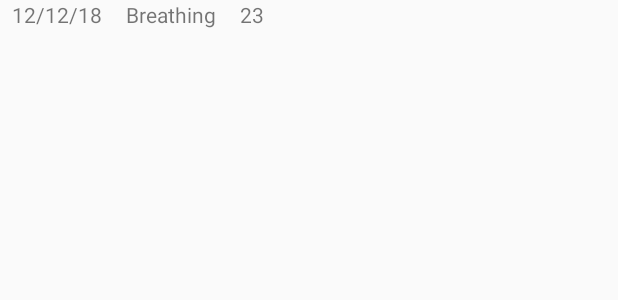
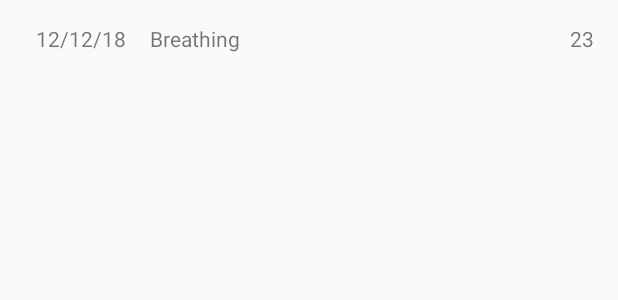
Before and after one commit to babarehner/DHPRS, an Android app: the layout list_item.xml on its own in the app's theme, with its tools: preview values and no code run, on a phone screen of 412 x 824 dp. Shown: the top 300 px of the screen. Run offline under Robolectric (Android 15) with nearby library versions, the phone set to English and light mode, and no system bars.

Commit message:
refactor list_item.xml to use ?android:attr/listPreferredItemHeight as minHeight

```diff
--- a/app/src/main/res/layout/list_item.xml
+++ b/app/src/main/res/layout/list_item.xml
@@ -3,29 +3,33 @@
     xmlns:android="http://schemas.android.com/apk/res/android"
     xmlns:tools="http://schemas.android.com/tools"
     android:layout_width="match_parent"
-    android:layout_height="@dimen/list_item_height"
-    android:orientation="horizontal">
+    android:layout_height="wrap_content"
+    android:minHeight="?android:attr/listPreferredItemHeight"
+    android:orientation="horizontal"
+    android:gravity="center_horizontal"
+    android:padding="16dp">
 
     <TextView
         android:id="@+id/list_item_date"
         android:layout_width="wrap_content"
-        android:layout_height="@dimen/list_item_height"
+        android:layout_height="wrap_content"
         android:paddingLeft="8dp"
         tools:text="12/12/18" />
 
     <TextView
         android:id="@+id/list_item_prac_type"
         android:layout_width="wrap_content"
-        android:layout_height="@dimen/list_item_height"
+        android:layout_height="wrap_content"
         android:paddingLeft="@dimen/activity_horizontal_margin"
+        android:layout_weight="2"
         tools:text="Breathing" />
 
     <TextView
         android:id="@+id/list_item_prac_len"
         android:layout_width="wrap_content"
-        android:layout_height="@dimen/list_item_height"
-        android:paddingLeft="@dimen/activity_horizontal_margin"
-        android:gravity="right"
+        android:layout_height="wrap_content"
+        android:paddingLeft="16dp"
+        android:gravity="end"
         tools:text="23"/>
 
 </LinearLayout>
```
